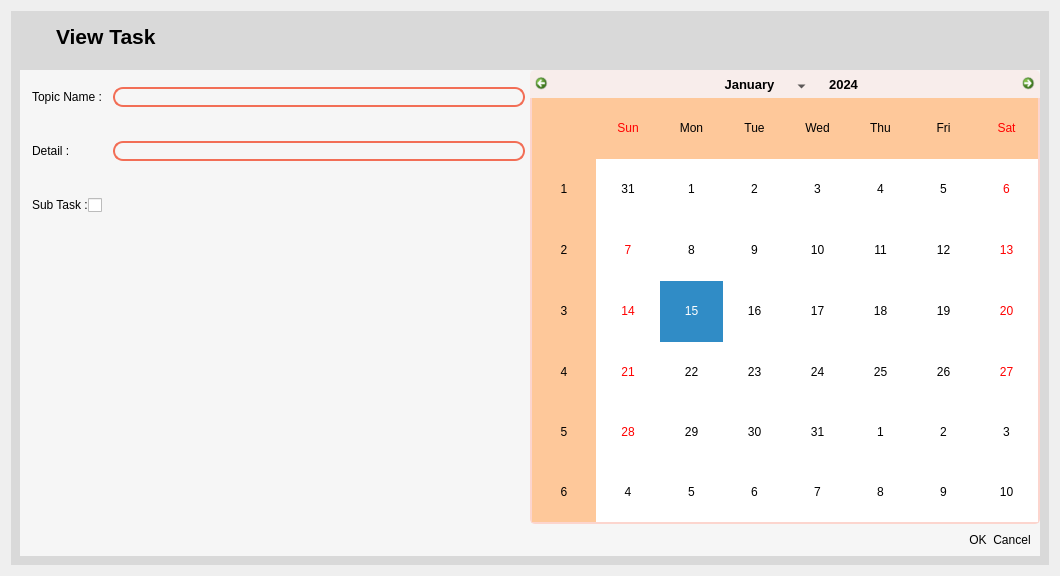
This is UI/create_task.ui in NaNiCatO/SEP-Project as Qt 5 draws it before an edit. The edited form follows.
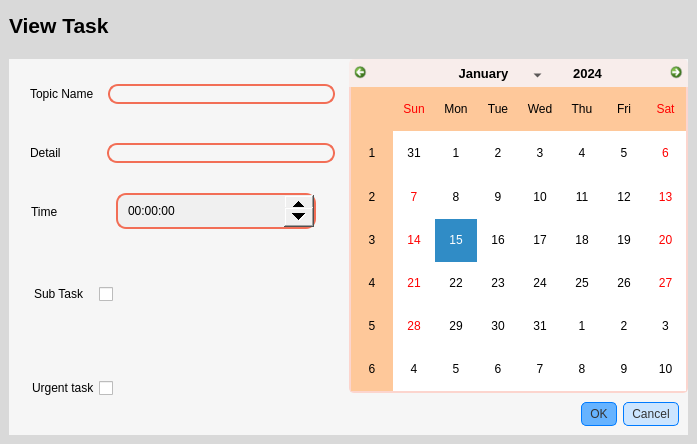
This is the edited form. Icons and pictures are not drawn.

Commit message: add, access task

The edit to the form file:
```diff
--- a/UI/create_task.ui
+++ b/UI/create_task.ui
@@ -6,14 +6,29 @@
    <rect>
     <x>0</x>
     <y>0</y>
-    <width>1060</width>
-    <height>576</height>
+    <width>697</width>
+    <height>444</height>
    </rect>
   </property>
   <property name="windowTitle">
    <string>Form</string>
   </property>
   <layout class="QGridLayout" name="gridLayout">
+   <property name="leftMargin">
+    <number>0</number>
+   </property>
+   <property name="topMargin">
+    <number>0</number>
+   </property>
+   <property name="rightMargin">
+    <number>0</number>
+   </property>
+   <property name="bottomMargin">
+    <number>0</number>
+   </property>
+   <property name="spacing">
+    <number>0</number>
+   </property>
    <item row="0" column="0">
     <widget class="QFrame" name="main_create_task_frame">
      <property name="styleSheet">
@@ -21,7 +36,10 @@
 color: #000;
 border : none;
 }
-
+QLineEdit:focus {
+    border-color: #007bff; /* Blue border when focused */
+    border-style: solid;
+}
 #main_create_task_frame{
 background-color: #d9d9d9;
 }
@@ -129,44 +147,6 @@
          <item alignment="Qt::AlignLeft">
           <widget class="QWidget" name="mainMenuButton_4" native="true">
            <layout class="QHBoxLayout" name="horizontalLayout_35">
-            <item alignment="Qt::AlignHCenter">
-             <widget class="QPushButton" name="menuButton_5">
-              <property name="minimumSize">
-               <size>
-                <width>30</width>
-                <height>30</height>
-               </size>
-              </property>
-              <property name="maximumSize">
-               <size>
-                <width>30</width>
-                <height>30</height>
-               </size>
-              </property>
-              <property name="sizeIncrement">
-               <size>
-                <width>10</width>
-                <height>10</height>
-               </size>
-              </property>
-              <property name="styleSheet">
-               <string notr="true">image: url(:/icons/assets/icons/align-justify.svg);
-magin-left: 3px</string>
-              </property>
-              <property name="text">
-               <string/>
-              </property>
-              <property name="iconSize">
-               <size>
-                <width>18</width>
-                <height>18</height>
-               </size>
-              </property>
-              <property name="checkable">
-               <bool>true</bool>
-              </property>
-             </widget>
-            </item>
             <item>
              <widget class="QLabel" name="homeHeader_5">
               <property name="font">
@@ -269,23 +249,8 @@
                  <property name="frameShadow">
                   <enum>QFrame::Raised</enum>
                  </property>
-                 <layout class="QVBoxLayout" name="verticalLayout_3">
-                  <property name="spacing">
-                   <number>0</number>
-                  </property>
-                  <property name="leftMargin">
-                   <number>0</number>
-                  </property>
-                  <property name="topMargin">
-                   <number>0</number>
-                  </property>
-                  <property name="rightMargin">
-                   <number>0</number>
-                  </property>
-                  <property name="bottomMargin">
-                   <number>0</number>
-                  </property>
-                  <item>
+                 <layout class="QGridLayout" name="gridLayout_7">
+                  <item row="0" column="0">
                    <widget class="QFrame" name="frame_9">
                     <property name="frameShape">
                      <enum>QFrame::StyledPanel</enum>
@@ -309,17 +274,24 @@
                      <item row="0" column="0">
                       <widget class="QLabel" name="topicNameHeadline">
                        <property name="text">
-                        <string>Topic Name :</string>
+                        <string>Topic Name </string>
                        </property>
                       </widget>
                      </item>
                      <item row="0" column="1">
-                      <widget class="QLineEdit" name="topic_lineEdit"/>
+                      <widget class="QLineEdit" name="topic_lineEdit">
+                       <property name="styleSheet">
+                        <string notr="true">QLineEdit:focus {
+    border-color: #007bff; /* Blue border when focused */
+    border-style: solid;
+}</string>
+                       </property>
+                      </widget>
                      </item>
                     </layout>
                    </widget>
                   </item>
-                  <item>
+                  <item row="1" column="0">
                    <widget class="QFrame" name="frame_10">
                     <property name="frameShape">
                      <enum>QFrame::StyledPanel</enum>
@@ -343,7 +315,7 @@
                      <item>
                       <widget class="QLabel" name="detailHeadline">
                        <property name="text">
-                        <string>Detail :</string>
+                        <string>Detail </string>
                        </property>
                        <property name="margin">
                         <number>5</number>
@@ -351,25 +323,32 @@
                       </widget>
                      </item>
                      <item>
-                      <widget class="QLineEdit" name="detail_lineEdit"/>
+                      <widget class="QLineEdit" name="detail_lineEdit">
+                       <property name="styleSheet">
+                        <string notr="true">QLineEdit:focus {
+    border-color: #007bff; /* Blue border when focused */
+    border-style: solid;
+}</string>
+                       </property>
+                      </widget>
                      </item>
                     </layout>
                    </widget>
                   </item>
-                  <item alignment="Qt::AlignLeft">
-                   <widget class="QFrame" name="frame_11">
+                  <item row="2" column="0">
+                   <widget class="QFrame" name="frame_12">
                     <property name="frameShape">
                      <enum>QFrame::StyledPanel</enum>
                     </property>
                     <property name="frameShadow">
                      <enum>QFrame::Raised</enum>
                     </property>
-                    <layout class="QHBoxLayout" name="horizontalLayout_7">
+                    <layout class="QHBoxLayout" name="horizontalLayout_4">
                      <property name="spacing">
                       <number>0</number>
                      </property>
                      <property name="leftMargin">
-                      <number>12</number>
+                      <number>0</number>
                      </property>
                      <property name="topMargin">
                       <number>0</number>
@@ -381,20 +360,90 @@
                       <number>0</number>
                      </property>
                      <item alignment="Qt::AlignLeft">
-                      <widget class="QLabel" name="subTaskHeadline">
-                       <property name="text">
-                        <string>Sub Task :</string>
+                      <widget class="QFrame" name="frame_17">
+                       <property name="frameShape">
+                        <enum>QFrame::StyledPanel</enum>
                        </property>
-                       <property name="margin">
-                        <number>5</number>
+                       <property name="frameShadow">
+                        <enum>QFrame::Raised</enum>
                        </property>
-                      </widget>
-                     </item>
-                     <item>
-                      <widget class="QCheckBox" name="subTask_checkBox_2">
-                       <property name="text">
-                        <string/>
-                       </property>
+                       <layout class="QHBoxLayout" name="horizontalLayout_9">
+                        <property name="spacing">
+                         <number>0</number>
+                        </property>
+                        <property name="leftMargin">
+                         <number>0</number>
+                        </property>
+                        <property name="topMargin">
+                         <number>0</number>
+                        </property>
+                        <property name="rightMargin">
+                         <number>0</number>
+                        </property>
+                        <property name="bottomMargin">
+                         <number>0</number>
+                        </property>
+                        <item alignment="Qt::AlignLeft">
+                         <widget class="QLabel" name="label">
+                          <property name="styleSheet">
+                           <string notr="true">margin-left: 10px;
+margin-right: 25px;</string>
+                          </property>
+                          <property name="text">
+                           <string>Time         </string>
+                          </property>
+                         </widget>
+                        </item>
+                        <item>
+                         <widget class="QTimeEdit" name="timeEdit">
+                          <property name="sizePolicy">
+                           <sizepolicy hsizetype="Expanding" vsizetype="Fixed">
+                            <horstretch>0</horstretch>
+                            <verstretch>0</verstretch>
+                           </sizepolicy>
+                          </property>
+                          <property name="minimumSize">
+                           <size>
+                            <width>200</width>
+                            <height>0</height>
+                           </size>
+                          </property>
+                          <property name="styleSheet">
+                           <string notr="true">QTimeEdit {
+    background-color: #f0f0f0; 
+    border: 2px solid #f26e56; 
+    border-radius: 10px;
+    padding: 8px;
+    selection-background-color: #007bff;  
+    selection-color: #ffffff; 
+}
+
+QTimeEdit:focus {
+    border-color: #007bff; 
+    border-style: solid;
+}
+
+QTimeEdit::up-button {
+    width: 30px; 
+    height: 20px; 
+    subcontrol-origin: padding;
+    subcontrol-position: top right; 
+}
+
+QTimeEdit::down-button {
+    width: 30px; 
+    height: 20px; 
+    subcontrol-origin: padding;
+    subcontrol-position: bottom right; 
+}
+</string>
+                          </property>
+                          <property name="locale">
+                           <locale language="English" country="UnitedStates"/>
+                          </property>
+                         </widget>
+                        </item>
+                       </layout>
                       </widget>
                      </item>
                     </layout>
@@ -403,33 +452,6 @@
                  </layout>
                 </widget>
                </item>
-               <item>
-                <widget class="QFrame" name="frame_7">
-                 <property name="frameShape">
-                  <enum>QFrame::StyledPanel</enum>
-                 </property>
-                 <property name="frameShadow">
-                  <enum>QFrame::Raised</enum>
-                 </property>
-                 <layout class="QHBoxLayout" name="horizontalLayout_3">
-                  <property name="spacing">
-                   <number>0</number>
-                  </property>
-                  <property name="leftMargin">
-                   <number>12</number>
-                  </property>
-                  <property name="topMargin">
-                   <number>0</number>
-                  </property>
-                  <property name="rightMargin">
-                   <number>0</number>
-                  </property>
-                  <property name="bottomMargin">
-                   <number>0</number>
-                  </property>
-                 </layout>
-                </widget>
-               </item>
                <item>
                 <widget class="QFrame" name="frame_8">
                  <property name="frameShape">
@@ -438,12 +460,12 @@
                  <property name="frameShadow">
                   <enum>QFrame::Raised</enum>
                  </property>
-                 <layout class="QHBoxLayout" name="horizontalLayout_4">
+                 <layout class="QVBoxLayout" name="verticalLayout_4">
                   <property name="spacing">
                    <number>0</number>
                   </property>
                   <property name="leftMargin">
-                   <number>12</number>
+                   <number>0</number>
                   </property>
                   <property name="topMargin">
                    <number>0</number>
@@ -454,6 +476,154 @@
                   <property name="bottomMargin">
                    <number>0</number>
                   </property>
+                  <item>
+                   <widget class="QFrame" name="frame_7">
+                    <property name="frameShape">
+                     <enum>QFrame::StyledPanel</enum>
+                    </property>
+                    <property name="frameShadow">
+                     <enum>QFrame::Raised</enum>
+                    </property>
+                    <layout class="QHBoxLayout" name="horizontalLayout_3">
+                     <property name="spacing">
+                      <number>0</number>
+                     </property>
+                     <property name="leftMargin">
+                      <number>0</number>
+                     </property>
+                     <property name="topMargin">
+                      <number>0</number>
+                     </property>
+                     <property name="rightMargin">
+                      <number>0</number>
+                     </property>
+                     <property name="bottomMargin">
+                      <number>0</number>
+                     </property>
+                     <item>
+                      <widget class="QFrame" name="frame_13">
+                       <property name="frameShape">
+                        <enum>QFrame::StyledPanel</enum>
+                       </property>
+                       <property name="frameShadow">
+                        <enum>QFrame::Raised</enum>
+                       </property>
+                       <layout class="QVBoxLayout" name="verticalLayout_5">
+                        <property name="spacing">
+                         <number>0</number>
+                        </property>
+                        <property name="leftMargin">
+                         <number>0</number>
+                        </property>
+                        <property name="topMargin">
+                         <number>0</number>
+                        </property>
+                        <property name="rightMargin">
+                         <number>0</number>
+                        </property>
+                        <property name="bottomMargin">
+                         <number>0</number>
+                        </property>
+                        <item alignment="Qt::AlignLeft">
+                         <widget class="QFrame" name="frame_11">
+                          <property name="frameShape">
+                           <enum>QFrame::StyledPanel</enum>
+                          </property>
+                          <property name="frameShadow">
+                           <enum>QFrame::Raised</enum>
+                          </property>
+                          <layout class="QHBoxLayout" name="horizontalLayout_7">
+                           <property name="spacing">
+                            <number>6</number>
+                           </property>
+                           <property name="leftMargin">
+                            <number>12</number>
+                           </property>
+                           <property name="topMargin">
+                            <number>0</number>
+                           </property>
+                           <property name="rightMargin">
+                            <number>0</number>
+                           </property>
+                           <property name="bottomMargin">
+                            <number>0</number>
+                           </property>
+                           <item alignment="Qt::AlignLeft">
+                            <widget class="QLabel" name="subTaskHeadline">
+                             <property name="styleSheet">
+                              <string notr="true">margin-left: 10px;</string>
+                             </property>
+                             <property name="text">
+                              <string>Sub Task  </string>
+                             </property>
+                             <property name="margin">
+                              <number>5</number>
+                             </property>
+                            </widget>
+                           </item>
+                           <item alignment="Qt::AlignLeft">
+                            <widget class="QCheckBox" name="sub_task_check_box">
+                             <property name="text">
+                              <string/>
+                             </property>
+                            </widget>
+                           </item>
+                          </layout>
+                         </widget>
+                        </item>
+                        <item alignment="Qt::AlignLeft">
+                         <widget class="QFrame" name="frame_14">
+                          <property name="frameShape">
+                           <enum>QFrame::StyledPanel</enum>
+                          </property>
+                          <property name="frameShadow">
+                           <enum>QFrame::Raised</enum>
+                          </property>
+                          <layout class="QHBoxLayout" name="horizontalLayout_8">
+                           <property name="spacing">
+                            <number>1</number>
+                           </property>
+                           <property name="leftMargin">
+                            <number>0</number>
+                           </property>
+                           <property name="topMargin">
+                            <number>0</number>
+                           </property>
+                           <property name="rightMargin">
+                            <number>0</number>
+                           </property>
+                           <property name="bottomMargin">
+                            <number>0</number>
+                           </property>
+                           <item alignment="Qt::AlignLeft">
+                            <widget class="QLabel" name="subTaskHeadline_2">
+                             <property name="styleSheet">
+                              <string notr="true">margin-left: 20px;</string>
+                             </property>
+                             <property name="text">
+                              <string>Urgent task</string>
+                             </property>
+                             <property name="margin">
+                              <number>5</number>
+                             </property>
+                            </widget>
+                           </item>
+                           <item>
+                            <widget class="QCheckBox" name="urgent_task_check_box">
+                             <property name="text">
+                              <string/>
+                             </property>
+                            </widget>
+                           </item>
+                          </layout>
+                         </widget>
+                        </item>
+                       </layout>
+                      </widget>
+                     </item>
+                    </layout>
+                   </widget>
+                  </item>
                  </layout>
                 </widget>
                </item>
@@ -522,6 +692,7 @@
 border-bottom: 0px;
 border-top-left-radius: 5px;
 border-top-right-radius: 5px;
+
 }
 
 #qt_calendar_prevmonth, #qt_calendar_nextmonth{
@@ -535,6 +706,7 @@
 background-color: transparent;
 padding: 5px;
 
+
 }
 
 #qt_calendar_prevmonth{
@@ -549,6 +721,8 @@
 
 #qt_calendar_nextmonth:hover,#qt_calendar_prevmonth:hover{
 background-color: #f8edeb;
+margin-right: 10px;
+
 
 }
 
@@ -568,9 +742,11 @@
 width: 110px;
 color: #000;
 font-size: 13px;
-margin: 5px 0;
+margin: 5px 8px;
 border-radius: 5px;
-padding: 0px 2px;
+padding: 0px 4px;
+
+
 }
 
 #qt_calendar_yearbutton:hover, #qt_calendar_monthbutton:hover{
@@ -597,16 +773,20 @@
 #qt_calendar_yearedit::up-button{
 	image: url(:/icons/icons_black/arrow-right.svg);
 subcontrol-position:left;
+
 }
 
 #qt_calendar_yearedit::down-button,#qt_calendar_yearedit::up-button{
 width:10px;
 padding: 0px 5px;
 border-radius: 3px;
+
 }
 
 #qt_calendar_yearedit::down-button,#qt_calendar_yearedit::up-button{
 background-color: #55aaff;
+margin-right: 10px;
+
 }
 
 #calendarWidgetQToolButton QMenu{
@@ -674,6 +854,54 @@
                  <layout class="QHBoxLayout" name="horizontalLayout_5">
                   <item>
                    <widget class="QDialogButtonBox" name="confirm_button">
+                    <property name="styleSheet">
+                     <string notr="true">QDialog {
+    background-color: #f0f0f0;
+    border: 2px solid #007bff;
+    border-radius: 5px;
+    padding: 10px;
+}
+
+QDialogButtonBox {
+    background-color: transparent;
+    spacing: 10px;
+}
+
+QDialogButtonBox QPushButton {
+    background-color: #cce5ff; 
+    color: #333333;
+    border: 1px solid #007bff;
+    padding: 4px 8px;
+    border-radius: 5px;
+    transition: background-color 0.3s ease; 
+}
+
+QDialogButtonBox QPushButton:hover {
+    background-color: #b3d1ff; 
+}
+
+QDialogButtonBox QPushButton:flat {
+    border: none;
+}
+
+QDialogButtonBox QPushButton:default {
+    background-color: #66b3ff; /* Pastel blue darker */
+}
+
+QDialogButtonBox QPushButton:primary {
+    background-color: #3366ff; /* Deeper blue for primary */
+}
+
+QDialogButtonBox QPushButton:destructive {
+    background-color: #ff9999; 
+}
+
+QDialog QLabel {
+    color: #333333;
+    font-size: 16px;
+}
+</string>
+                    </property>
                     <property name="standardButtons">
                      <set>QDialogButtonBox::Cancel|QDialogButtonBox::Ok</set>
                     </property>
```
The commit also changes 1198 other files.
